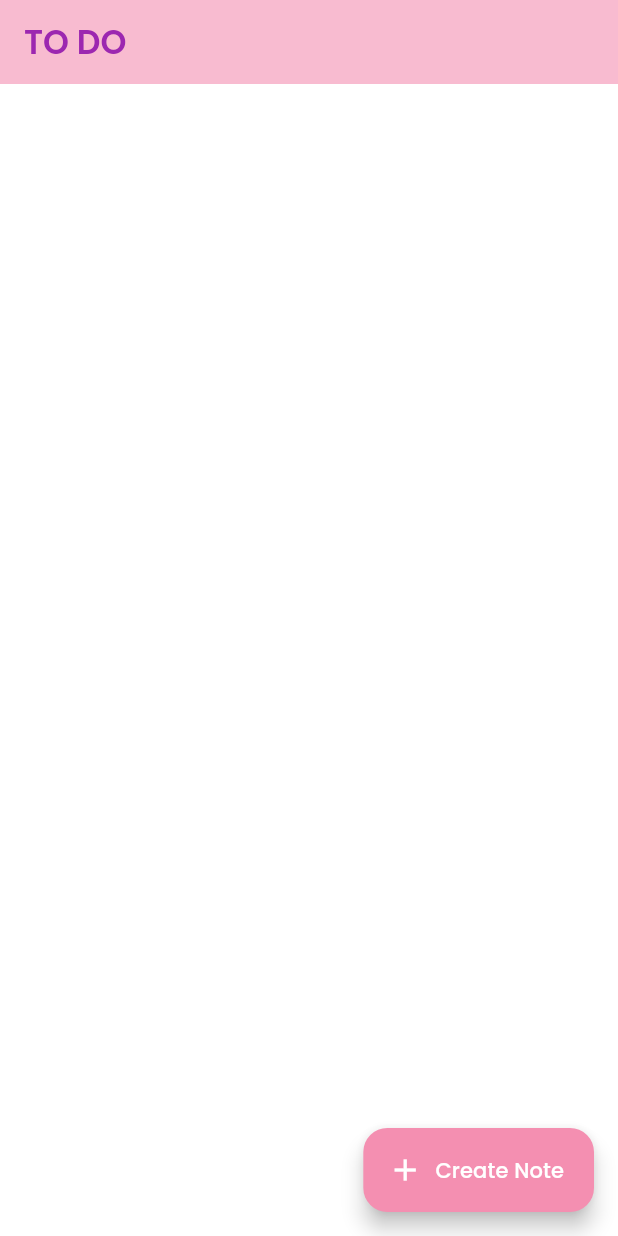
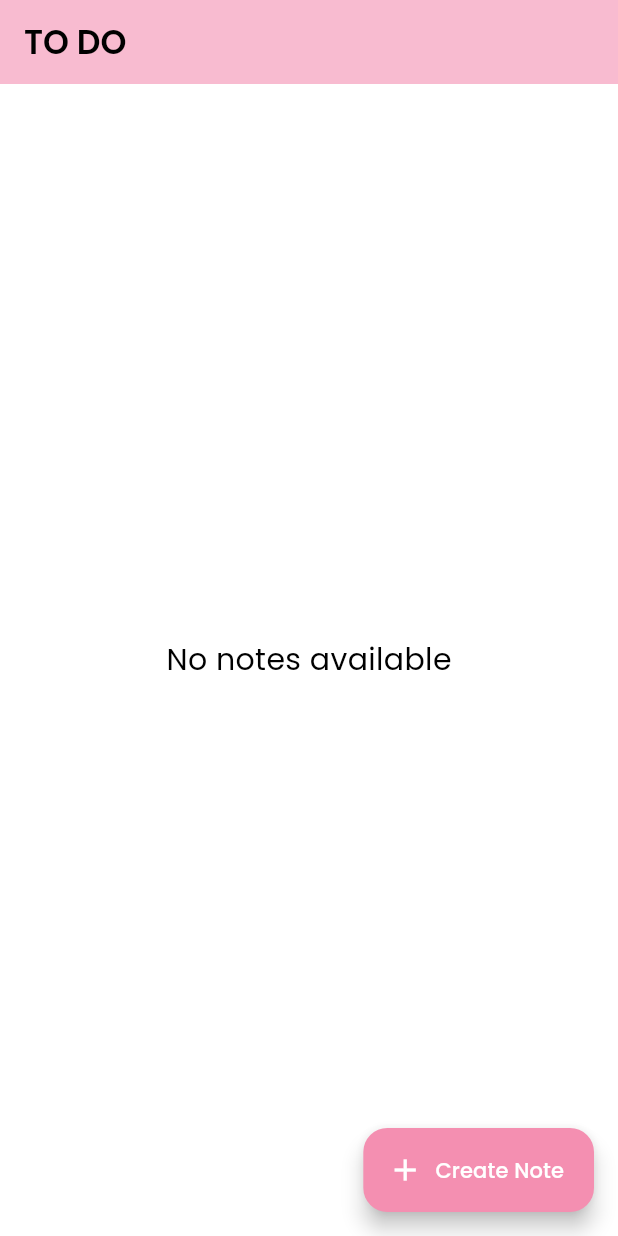
Before and after one commit to muhammadfazilkp/NoteApp, a Flutter app: the screen it shows after launch, on a phone screen of 412 x 824 dp. Run offline on Flutter 3.47's test engine with Material 2 defaults, Android fonts, the phone set to English and light mode, and no system bars; our stand-ins replace google_fonts, hive, hive_flutter; accounts and stored records are empty.

Commit message:
project almost finishid

```diff
--- a/lib/main.dart
+++ b/lib/main.dart
@@ -7,8 +7,6 @@ import 'package:note_app/view/presentation/screens/spalsh/splash_screen.dart';
 import 'package:provider/provider.dart';
 
 void main() async {
-  WidgetsFlutterBinding.ensureInitialized();
-  runApp(const MyApp());
   await Hive.initFlutter();
 
   // Register your custom adapter for the Note class
@@ -17,6 +15,8 @@ void main() async {
   }
 
   await Hive.openBox<Note>('notes');
+  WidgetsFlutterBinding.ensureInitialized();
+  runApp(const MyApp());
 }
 
 class MyApp extends StatelessWidget {
--- a/lib/view/presentation/screens/homescreen/homescreen.dart
+++ b/lib/view/presentation/screens/homescreen/homescreen.dart
@@ -25,7 +25,7 @@ class _HomeScreenState extends State<HomeScreen> {
           'TO DO',
           style: GoogleFonts.poppins(
             fontWeight: FontWeight.w600,
-            color: Colors.purple,
+            color: Colors.black,
           ),
         ),
       ),
@@ -53,7 +53,7 @@ class _HomeScreenState extends State<HomeScreen> {
                     child: Text(
                       'No notes available',
                       style: GoogleFonts.poppins(
-                        color: Colors.white,
+                        color: Colors.black,
                         fontSize: 20,
                       ),
                     ),
@@ -80,7 +80,8 @@ class _HomeScreenState extends State<HomeScreen> {
                               Navigator.push(
                                 context,
                                 MaterialPageRoute(
-                                  builder: (context) => const EditScreen(),
+                                  builder: (context) =>
+                                      EditScreen(keyValue: note.key!),
                                 ),
                               );
                             },
--- a/lib/view/presentation/screens/homescreen/widget/alertdiolog.dart
+++ b/lib/view/presentation/screens/homescreen/widget/alertdiolog.dart
@@ -12,8 +12,6 @@ class DialogBox {
         return AlertDialog(
           backgroundColor: Colors.pink[200],
           content: SingleChildScrollView(
-            child: SizedBox(
-              height: 10,
             child: Form(
               key: formKey,
               child: Column(
@@ -86,7 +84,6 @@ class DialogBox {
               ),
             ),
           ),
-          ),
         );
       },
     );
--- a/lib/view/presentation/screens/spalsh/splash_screen.dart
+++ b/lib/view/presentation/screens/spalsh/splash_screen.dart
@@ -15,7 +15,7 @@ class Splashscreen extends StatelessWidget {
         width: double.infinity,
         decoration: const BoxDecoration(
           image: DecorationImage(
-              image: AssetImage('asset/fasil-02.png'),
+              image: AssetImage('asset/splash.png'),
                fit: BoxFit.cover),
         ),
       ),
--- a/pubspec.yaml
+++ b/pubspec.yaml
@@ -69,9 +69,9 @@ flutter:
 
   # To add assets to your application, add an assets section, like this:
   assets:
+   - asset\splash.png
    - asset\fasil-02.png
    - asset\fasil-01.png
-   - asset\cute-animals-frame_1308-33564.jpg
    - asset\fasil.png
 
   #   - images/a_dot_burr.jpeg
```
Also changed, not shown: lib/controller/adding_notes/crud.dart (+3 -10 lines), lib/view/presentation/screens/edit_page/edit_page.dart (+4 -3 lines), asset/cute-animals-frame_1308-33564.jpg (deleted), asset/splash.png (added). Lines whose indentation alone changed are shown as unchanged.
